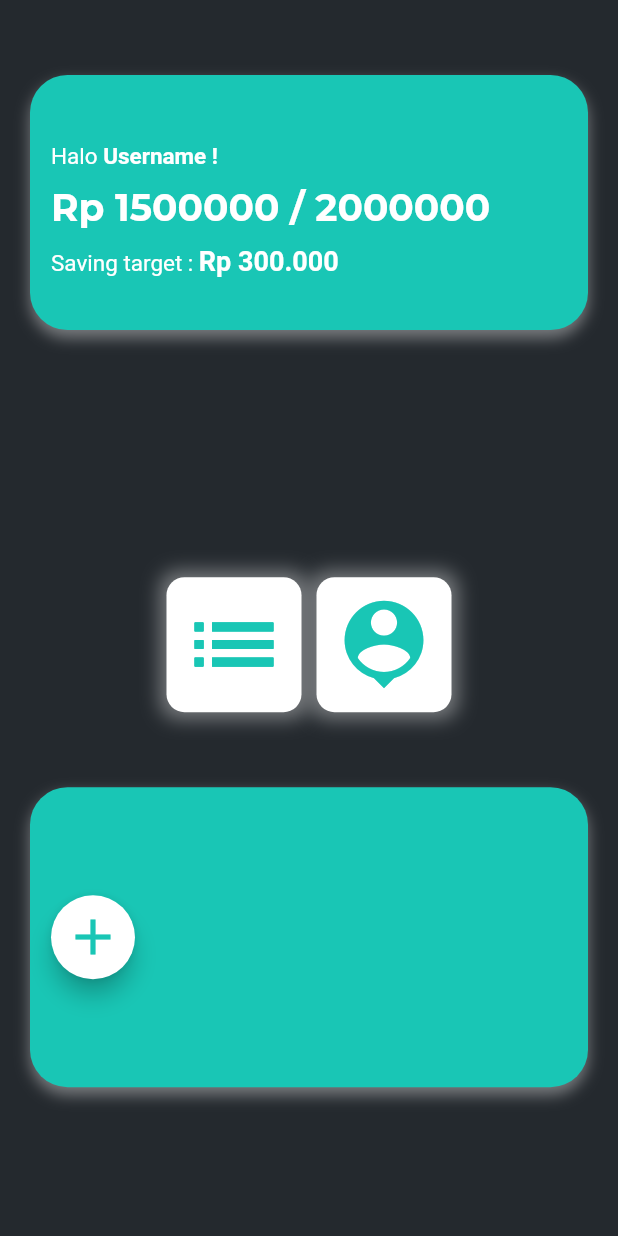
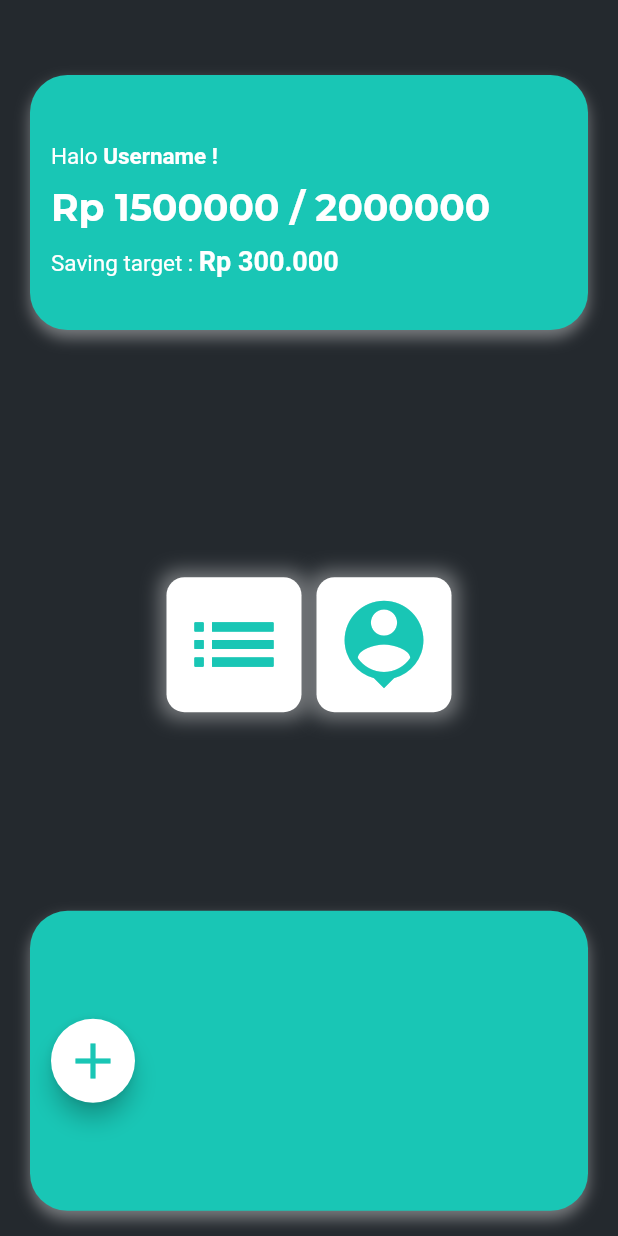
Before and after one commit to evanezent/danaku, a Flutter app: the Dashboard screen opened directly, on a phone screen of 412 x 824 dp. Run offline on Flutter 3.47's test engine with Material 2 defaults, Android fonts, the phone set to English and light mode, and no system bars; project files that could hold a hidden picture were left out.

Commit message:
add some space

```diff
--- a/lib/ui/pages/dashboard_page.dart
+++ b/lib/ui/pages/dashboard_page.dart
@@ -60,6 +60,7 @@ class _DashboardState extends State<Dashboard> {
                 ],
               ),
             ),
+            SizedBox(height: size.height*0.1),
             Container(
               margin: EdgeInsets.only(top: 50, left: 20, right: 20),
               padding: EdgeInsets.all(14),
```
